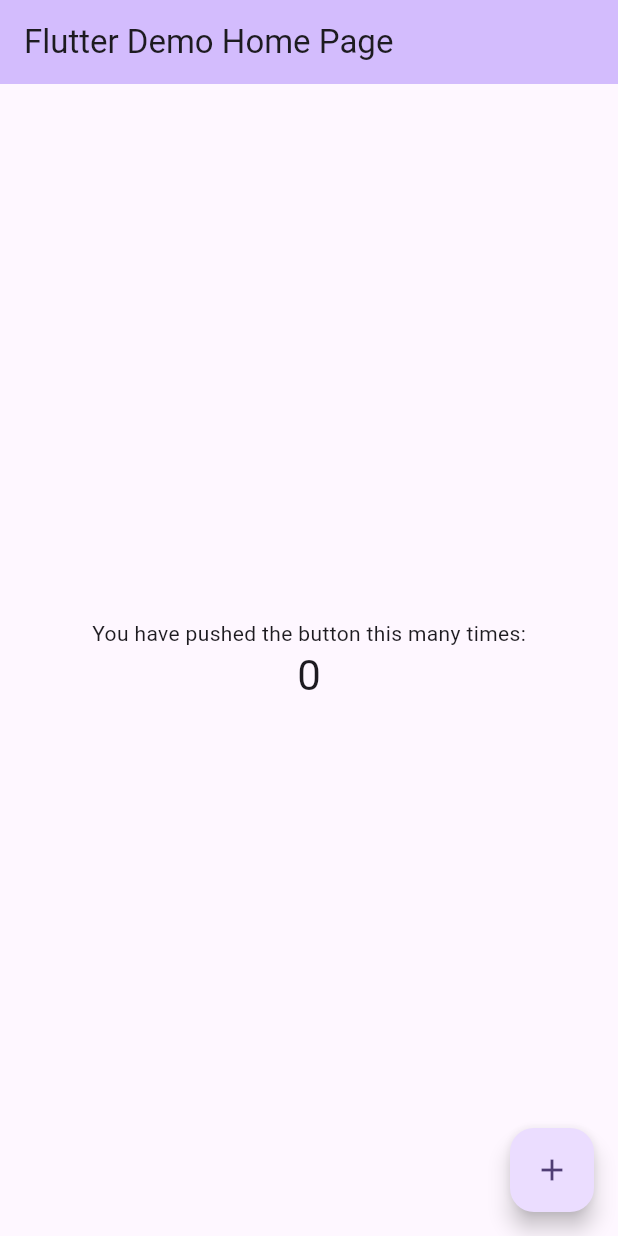
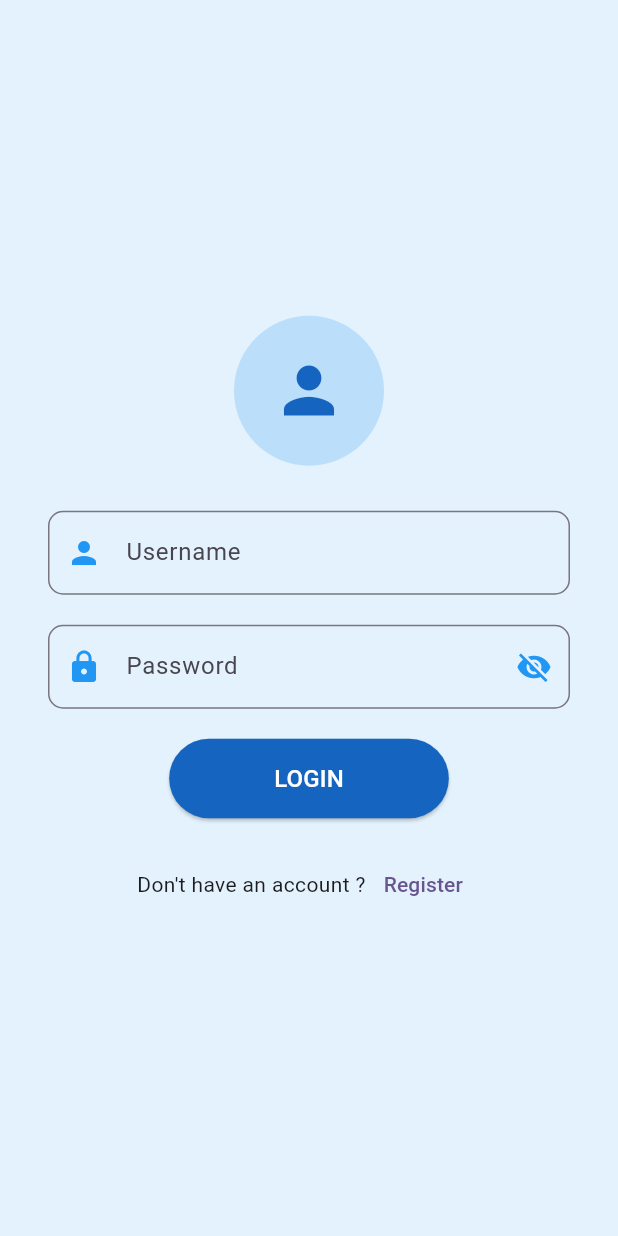
Before and after one commit to MaaxCrn/Reality-Clone, a Flutter app: the screen it shows after launch, on a phone screen of 412 x 824 dp. Run offline on Flutter 3.47's test engine with Material 3 defaults, Android fonts, the light colour scheme and no system bars.

Commit message:
init flutter project

```diff
--- /dev/null
+++ b/App/reality_clone/flutter_launcher_icons.yaml
@@ -0,0 +1,18 @@
+flutter_launcher_icons:
+  android: "launcher_icon"
+  ios: true
+  remove_alpha_ios: true
+  image_path: "assets/Logo.png"
+  min_sdk_android: 21 # android min sdk min:16, default 21
+  web:
+    generate: true
+    image_path: "assets/Logo.png"
+    background_color: "#hexcode"
+    theme_color: "#hexcode"
+  windows:
+    generate: true
+    image_path: "assets/Logo.png"
+    icon_size: 48 # min:48, max:256, default: 48
+  macos:
+    generate: true
+    image_path: "assets/Logo.png"
--- a/App/reality_clone/lib/main.dart
+++ b/App/reality_clone/lib/main.dart
@@ -1,4 +1,5 @@
 import 'package:flutter/material.dart';
+import 'package:reality_clone/ui/loginpage.dart';
 
 void main() {
   runApp(const MyApp());
@@ -7,119 +8,15 @@
 class MyApp extends StatelessWidget {
   const MyApp({super.key});
 
-  // This widget is the root of your application.
   @override
   Widget build(BuildContext context) {
     return MaterialApp(
-      title: 'Flutter Demo',
+        title: 'Reality Clone',
       theme: ThemeData(
-        // This is the theme of your application.
-        //
-        // TRY THIS: Try running your application with "flutter run". You'll see
-        // the application has a purple toolbar. Then, without quitting the app,
-        // try changing the seedColor in the colorScheme below to Colors.green
-        // and then invoke "hot reload" (save your changes or press the "hot
-        // reload" button in a Flutter-supported IDE, or press "r" if you used
-        // the command line to start the app).
-        //
-        // Notice that the counter didn't reset back to zero; the application
-        // state is not lost during the reload. To reset the state, use hot
-        // restart instead.
-        //
-        // This works for code too, not just values: Most code changes can be
-        // tested with just a hot reload.
         colorScheme: ColorScheme.fromSeed(seedColor: Colors.deepPurple),
         useMaterial3: true,
       ),
-      home: const MyHomePage(title: 'Flutter Demo Home Page'),
+      home: LoginPage(),
     );
   }
 }
-
-class MyHomePage extends StatefulWidget {
-  const MyHomePage({super.key, required this.title});
-
-  // This widget is the home page of your application. It is stateful, meaning
-  // that it has a State object (defined below) that contains fields that affect
-  // how it looks.
-
-  // This class is the configuration for the state. It holds the values (in this
-  // case the title) provided by the parent (in this case the App widget) and
-  // used by the build method of the State. Fields in a Widget subclass are
-  // always marked "final".
-
-  final String title;
-
-  @override
-  State<MyHomePage> createState() => _MyHomePageState();
-}
-
-class _MyHomePageState extends State<MyHomePage> {
-  int _counter = 0;
-
-  void _incrementCounter() {
-    setState(() {
-      // This call to setState tells the Flutter framework that something has
-      // changed in this State, which causes it to rerun the build method below
-      // so that the display can reflect the updated values. If we changed
-      // _counter without calling setState(), then the build method would not be
-      // called again, and so nothing would appear to happen.
-      _counter++;
-    });
-  }
-
-  @override
-  Widget build(BuildContext context) {
-    // This method is rerun every time setState is called, for instance as done
-    // by the _incrementCounter method above.
-    //
-    // The Flutter framework has been optimized to make rerunning build methods
-    // fast, so that you can just rebuild anything that needs updating rather
-    // than having to individually change instances of widgets.
-    return Scaffold(
-      appBar: AppBar(
-        // TRY THIS: Try changing the color here to a specific color (to
-        // Colors.amber, perhaps?) and trigger a hot reload to see the AppBar
-        // change color while the other colors stay the same.
-        backgroundColor: Theme.of(context).colorScheme.inversePrimary,
-        // Here we take the value from the MyHomePage object that was created by
-        // the App.build method, and use it to set our appbar title.
-        title: Text(widget.title),
-      ),
-      body: Center(
-        // Center is a layout widget. It takes a single child and positions it
-        // in the middle of the parent.
-        child: Column(
-          // Column is also a layout widget. It takes a list of children and
-          // arranges them vertically. By default, it sizes itself to fit its
-          // children horizontally, and tries to be as tall as its parent.
-          //
-          // Column has various properties to control how it sizes itself and
-          // how it positions its children. Here we use mainAxisAlignment to
-          // center the children vertically; the main axis here is the vertical
-          // axis because Columns are vertical (the cross axis would be
-          // horizontal).
-          //
-          // TRY THIS: Invoke "debug painting" (choose the "Toggle Debug Paint"
-          // action in the IDE, or press "p" in the console), to see the
-          // wireframe for each widget.
-          mainAxisAlignment: MainAxisAlignment.center,
-          children: <Widget>[
-            const Text(
-              'You have pushed the button this many times:',
-            ),
-            Text(
-              '$_counter',
-              style: Theme.of(context).textTheme.headlineMedium,
-            ),
-          ],
-        ),
-      ),
-      floatingActionButton: FloatingActionButton(
-        onPressed: _incrementCounter,
-        tooltip: 'Increment',
-        child: const Icon(Icons.add),
-      ), // This trailing comma makes auto-formatting nicer for build methods.
-    );
-  }
-}
--- /dev/null
+++ b/App/reality_clone/lib/theme/app_theme.dart
@@ -0,0 +1 @@
+//TODO Faire le theme
--- /dev/null
+++ b/App/reality_clone/lib/ui/loginpage.dart
@@ -0,0 +1,102 @@
+import 'package:flutter/cupertino.dart';
+import 'package:flutter/material.dart';
+
+class LoginPage extends StatefulWidget {
+  @override
+  _LoginPageState createState() => _LoginPageState();
+}
+
+class _LoginPageState extends State<LoginPage> {
+  bool _obscureText = true;
+
+  void _togglePasswordVisibility() {
+    setState(() {
+      _obscureText = !_obscureText;
+    });
+  }
+
+  @override
+  Widget build(BuildContext context) {
+    return Scaffold(
+      backgroundColor: Colors.blue[50],
+      body: Center(
+        child: Padding(
+          padding: const EdgeInsets.symmetric(horizontal: 32.0),
+          child: Column(
+            mainAxisAlignment: MainAxisAlignment.center,
+            children: [
+              CircleAvatar(
+                radius: 50,
+                backgroundColor: Colors.blue[100],
+                child: Icon(
+                  Icons.person,
+                  size: 50,
+                  color: Colors.blue[800],
+                ),
+              ),
+              const SizedBox(height: 30),
+              TextField(
+                decoration: InputDecoration(
+                  prefixIcon: const Icon(Icons.person, color: Colors.blue),
+                  labelText: 'Username',
+                  border: OutlineInputBorder(
+                    borderRadius: BorderRadius.circular(10),
+                  ),
+                ),
+              ),
+              const SizedBox(height: 20),
+              TextField(
+                obscureText: _obscureText,
+                decoration: InputDecoration(
+                  prefixIcon: const Icon(Icons.lock, color: Colors.blue),
+                  suffixIcon: IconButton(
+                    icon: Icon(
+                      _obscureText ? Icons.visibility_off : Icons.visibility,
+                      color: Colors.blue,
+                    ),
+                    onPressed: _togglePasswordVisibility,
+                  ),
+                  labelText: 'Password',
+                  border: OutlineInputBorder(
+                    borderRadius: BorderRadius.circular(10),
+                  ),
+                ),
+              ),
+              const SizedBox(height: 20),
+              ElevatedButton(
+                onPressed: () {},
+                style: ElevatedButton.styleFrom(
+                  backgroundColor: Colors.blue[800],
+                  padding: const EdgeInsets.symmetric(
+                    horizontal: 70,
+                    vertical: 15,
+                  ),
+                  shape: RoundedRectangleBorder(
+                    borderRadius: BorderRadius.circular(40),
+                  ),
+                ),
+                child: const Text(
+                  'LOGIN',
+                  style: TextStyle(
+                    color: Colors.white,
+                    fontSize: 16,
+                  ),
+                ),
+              ),
+              const SizedBox(height: 20),
+              Row(children: [
+                Spacer(),
+                Text("Don't have an account ?"),
+                TextButton(
+                  onPressed: () {},
+                  child: const Text("Register"),
+                ),
+                Spacer(),
+              ])
+            ],
+          ),
+        ),
+      ),
+    );
+  }
+}
--- a/App/reality_clone/pubspec.yaml
+++ b/App/reality_clone/pubspec.yaml
@@ -46,6 +46,7 @@ dev_dependencies:
   # package. See that file for information about deactivating specific lint
   # rules and activating additional ones.
   flutter_lints: ^4.0.0
+  flutter_launcher_icons: ^0.14.1
 
 # For information on the generic Dart part of this file, see the
 # following page: https://dart.dev/tools/pub/pubspec
@@ -59,7 +60,8 @@ flutter:
   uses-material-design: true
 
   # To add assets to your application, add an assets section, like this:
-  # assets:
+  assets:
+    - assets/
   #   - images/a_dot_burr.jpeg
   #   - images/a_dot_ham.jpeg
 
```
Also changed, not shown: App/reality_clone/assets/Logo.png (added), App/reality_clone/lib/generated/assets.dart (added), App/reality_clone/pubspec.lock, 44 other files.
